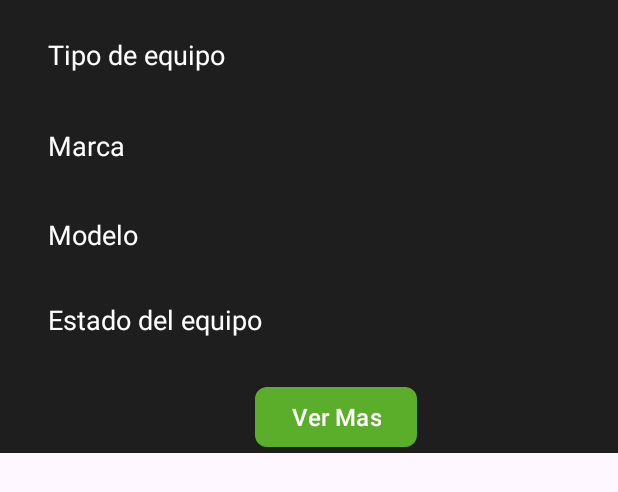
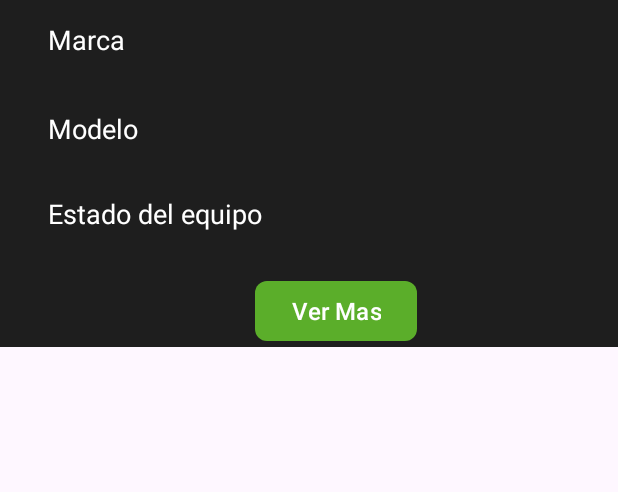
Before and after one commit to ARLOROBLE4/pruewba, an Android app: the layout historial_layout.xml on its own in the app's theme, with its tools: preview values and no code run, on a phone screen of 412 x 824 dp. Shown: the top 492 px of the screen. Run offline under Robolectric (Android 15) with nearby library versions, the phone set to English and light mode, and no system bars.

```diff
--- a/app/src/main/AndroidManifest.xml
+++ b/app/src/main/AndroidManifest.xml
@@ -37,6 +37,9 @@
             android:exported="false"/>
         <activity android:name=".Vistas.Historial"
             android:exported="false"/>
+        <activity android:name=".Vistas.Chat"
+            android:exported="false"/>
+
 
 
     </application>
--- a/app/src/main/java/com/example/pruewba/Modelo/accesoModel.kt
+++ b/app/src/main/java/com/example/pruewba/Modelo/accesoModel.kt
@@ -21,7 +21,6 @@ class accesoModel {
     fun iniciarSesion(
         email: String,
         password: String,
-        // 🛑 El callback ahora incluye el user_id
         onResult: (isSuccess: Boolean, message: String, userId: Int?) -> Unit
     ) {
 
@@ -33,9 +32,9 @@ class accesoModel {
                         val respuesta = datos?.firstOrNull()
                         val success = respuesta?.Estado == "Correcto"
                         val message = respuesta?.Salida ?: "Respuesta vacía"
-                        val userId = respuesta?.user_id // 🛑 Obtener el user_id
+                        val userId = respuesta?.user_id
 
-                        onResult(success, message, userId) // 🛑 Devolver el user_id
+                        onResult(success, message, userId)
                     } else {
                         val errorBody = response.errorBody()?.string() ?: "Error de servidor desconocido"
                         onResult(false, "Error en la respuesta: $errorBody", null)
--- a/app/src/main/res/layout/historial_layout.xml
+++ b/app/src/main/res/layout/historial_layout.xml
@@ -7,43 +7,17 @@
     android:background="#1E1E1E">
 
     <TextView
-        android:id="@+id/textView11"
-        android:layout_width="148dp"
-        android:layout_height="45dp"
-        android:layout_marginStart="32dp"
-        android:layout_marginTop="24dp"
-        android:text="@string/txtHstDispositivo"
-        android:textColor="@color/texto"
-        android:textSize="18sp"
-        android:textStyle="normal"
-        app:layout_constraintStart_toStartOf="parent"
-        app:layout_constraintTop_toTopOf="parent" />
-
-    <TextView
-        android:id="@+id/txtTipoEquipo"
-        android:layout_width="190dp"
-        android:layout_height="45dp"
-        android:layout_marginStart="19dp"
-        android:layout_marginTop="24dp"
-        android:text=""
-        android:textColor="@color/texto"
-        android:textSize="18sp"
-        android:textStyle="normal"
-        app:layout_constraintStart_toEndOf="@+id/textView11"
-        app:layout_constraintTop_toTopOf="parent" />
-
-    <TextView
         android:id="@+id/txtMarca"
         android:layout_width="190dp"
         android:layout_height="45dp"
         android:layout_marginStart="19dp"
-        android:layout_marginTop="15dp"
+        android:layout_marginTop="14dp"
         android:text=""
         android:textColor="@color/texto"
         android:textSize="18sp"
         android:textStyle="normal"
         app:layout_constraintStart_toEndOf="@+id/textView13"
-        app:layout_constraintTop_toBottomOf="@+id/txtTipoEquipo" />
+        app:layout_constraintTop_toTopOf="parent" />
 
     <TextView
         android:id="@+id/txtModelo"
@@ -102,13 +76,13 @@
         android:layout_width="148dp"
         android:layout_height="45dp"
         android:layout_marginStart="32dp"
-        android:layout_marginTop="15dp"
+        android:layout_marginTop="14dp"
         android:text="@string/txtHstMarca"
         android:textColor="@color/texto"
         android:textSize="18sp"
         android:textStyle="normal"
         app:layout_constraintStart_toStartOf="parent"
-        app:layout_constraintTop_toBottomOf="@+id/textView11" />
+        app:layout_constraintTop_toTopOf="parent" />
 
     <Button
         android:id="@+id/btnVerMas"
```
Also changed, not shown: app/src/main/java/com/example/pruewba/Modelo/HistorialModel.kt (added, +52 -0 lines), app/src/main/java/com/example/pruewba/Modelo/SesionManager.kt (+2 -7 lines), app/src/main/java/com/example/pruewba/Modelo/clsDispositivoHistorial.kt (added, +12 -0 lines), app/src/main/java/com/example/pruewba/Modelo/ifaceApiService.kt (+8 -3 lines), app/src/main/java/com/example/pruewba/Presentador/Contratos/HistorialContract.kt (added, +18 -0 lines), app/src/main/java/com/example/pruewba/Presentador/HistorialPresenter.kt (added, +43 -0 lines), app/src/main/java/com/example/pruewba/Presentador/LoginPresenter.kt (+3 -4 lines), app/src/main/java/com/example/pruewba/Presentador/MainPresenter.kt (+7 -4 lines), app/src/main/java/com/example/pruewba/Vistas/Chat.kt (added, +94 -0 lines), app/src/main/java/com/example/pruewba/Vistas/HistorialAdapter.kt (added, +46 -0 lines), app/src/main/java/com/example/pruewba/Vistas/Login.kt (+4 -4 lines), app/src/main/java/com/example/pruewba/Vistas/MainActivity.kt (+60 -14 lines), app/src/main/res/layout/activity_main.xml (+15 -0 lines).
